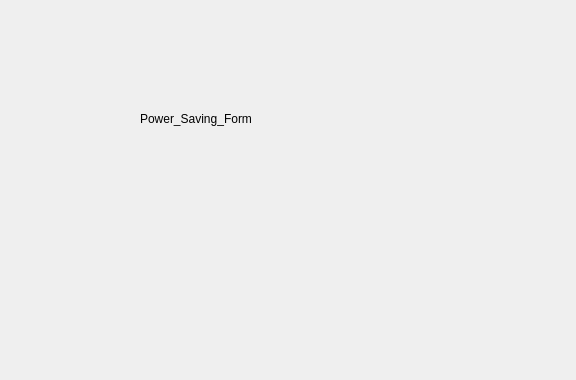
qhaihcblol/Demo, file power_saving_form.ui: the form before one commit.
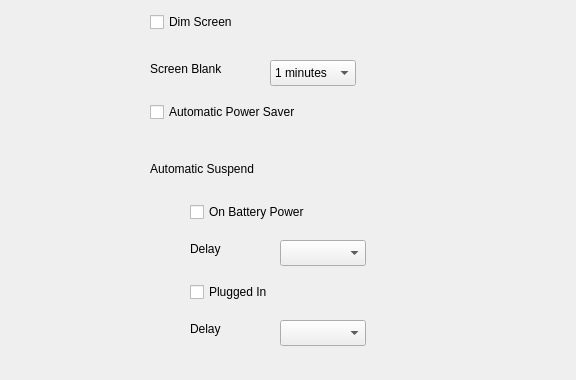
The form after the commit.

```diff
--- a/power_saving_form.ui
+++ b/power_saving_form.ui
@@ -13,17 +13,188 @@
   <property name="windowTitle">
    <string>Form</string>
   </property>
+  <widget class="QCheckBox" name="Dim_Screen_CB">
+   <property name="geometry">
+    <rect>
+     <x>150</x>
+     <y>10</y>
+     <width>111</width>
+     <height>24</height>
+    </rect>
+   </property>
+   <property name="text">
+    <string>Dim Screen</string>
+   </property>
+  </widget>
+  <widget class="QCheckBox" name="Auto_PS_Btn">
+   <property name="geometry">
+    <rect>
+     <x>150</x>
+     <y>100</y>
+     <width>291</width>
+     <height>24</height>
+    </rect>
+   </property>
+   <property name="text">
+    <string>Automatic Power Saver</string>
+   </property>
+  </widget>
+  <widget class="QComboBox" name="Screen_Blank_CbB">
+   <property name="geometry">
+    <rect>
+     <x>270</x>
+     <y>60</y>
+     <width>86</width>
+     <height>26</height>
+    </rect>
+   </property>
+   <item>
+    <property name="text">
+     <string>1 minutes</string>
+    </property>
+   </item>
+   <item>
+    <property name="text">
+     <string>2 minutes</string>
+    </property>
+   </item>
+   <item>
+    <property name="text">
+     <string>3 minutes</string>
+    </property>
+   </item>
+   <item>
+    <property name="text">
+     <string>4 minutes</string>
+    </property>
+   </item>
+   <item>
+    <property name="text">
+     <string>5 minutes</string>
+    </property>
+   </item>
+   <item>
+    <property name="text">
+     <string>8 minutes</string>
+    </property>
+   </item>
+   <item>
+    <property name="text">
+     <string>10 minutes</string>
+    </property>
+   </item>
+   <item>
+    <property name="text">
+     <string>12 minutes</string>
+    </property>
+   </item>
+   <item>
+    <property name="text">
+     <string>15 minutes</string>
+    </property>
+   </item>
+   <item>
+    <property name="text">
+     <string>Never</string>
+    </property>
+   </item>
+  </widget>
   <widget class="QLabel" name="label">
    <property name="geometry">
     <rect>
-     <x>140</x>
-     <y>110</y>
-     <width>311</width>
+     <x>150</x>
+     <y>60</y>
+     <width>91</width>
      <height>18</height>
     </rect>
    </property>
    <property name="text">
-    <string>Power_Saving_Form</string>
+    <string>Screen Blank</string>
+   </property>
+  </widget>
+  <widget class="QLabel" name="label_2">
+   <property name="geometry">
+    <rect>
+     <x>150</x>
+     <y>160</y>
+     <width>171</width>
+     <height>18</height>
+    </rect>
+   </property>
+   <property name="text">
+    <string>Automatic Suspend</string>
+   </property>
+  </widget>
+  <widget class="QCheckBox" name="On_Battery_Power_CB">
+   <property name="geometry">
+    <rect>
+     <x>190</x>
+     <y>200</y>
+     <width>151</width>
+     <height>24</height>
+    </rect>
+   </property>
+   <property name="text">
+    <string>On Battery Power</string>
+   </property>
+  </widget>
+  <widget class="QLabel" name="label_3">
+   <property name="geometry">
+    <rect>
+     <x>190</x>
+     <y>240</y>
+     <width>66</width>
+     <height>18</height>
+    </rect>
+   </property>
+   <property name="text">
+    <string>Delay</string>
+   </property>
+  </widget>
+  <widget class="QComboBox" name="Delay1_CbB">
+   <property name="geometry">
+    <rect>
+     <x>280</x>
+     <y>240</y>
+     <width>86</width>
+     <height>26</height>
+    </rect>
+   </property>
+  </widget>
+  <widget class="QCheckBox" name="Plugged_In_CB">
+   <property name="geometry">
+    <rect>
+     <x>190</x>
+     <y>280</y>
+     <width>141</width>
+     <height>24</height>
+    </rect>
+   </property>
+   <property name="text">
+    <string>Plugged In</string>
+   </property>
+  </widget>
+  <widget class="QLabel" name="label_4">
+   <property name="geometry">
+    <rect>
+     <x>190</x>
+     <y>320</y>
+     <width>66</width>
+     <height>18</height>
+    </rect>
+   </property>
+   <property name="text">
+    <string>Delay</string>
+   </property>
+  </widget>
+  <widget class="QComboBox" name="Delay2_CbB">
+   <property name="geometry">
+    <rect>
+     <x>280</x>
+     <y>320</y>
+     <width>86</width>
+     <height>26</height>
+    </rect>
    </property>
   </widget>
  </widget>
```
